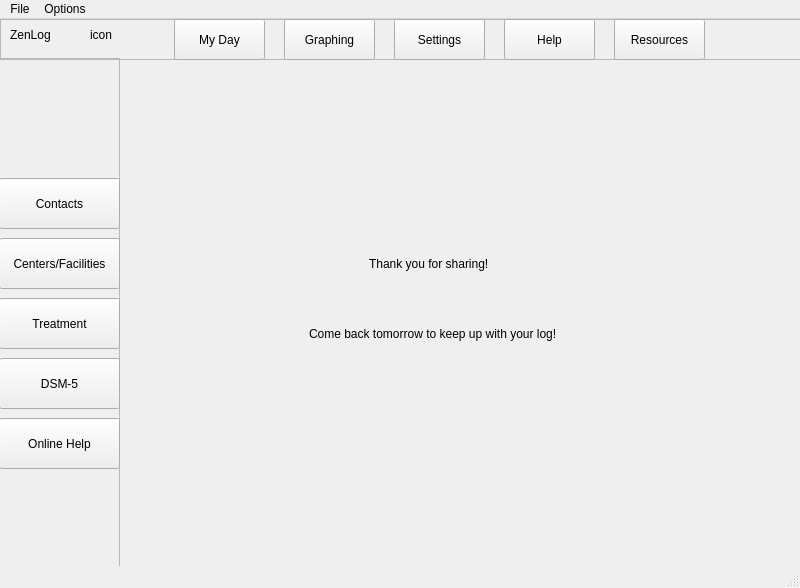
This is components/mainwindow.ui in m-riley04/HackKU2023 as Qt 5 draws it before an edit. The edited form follows.
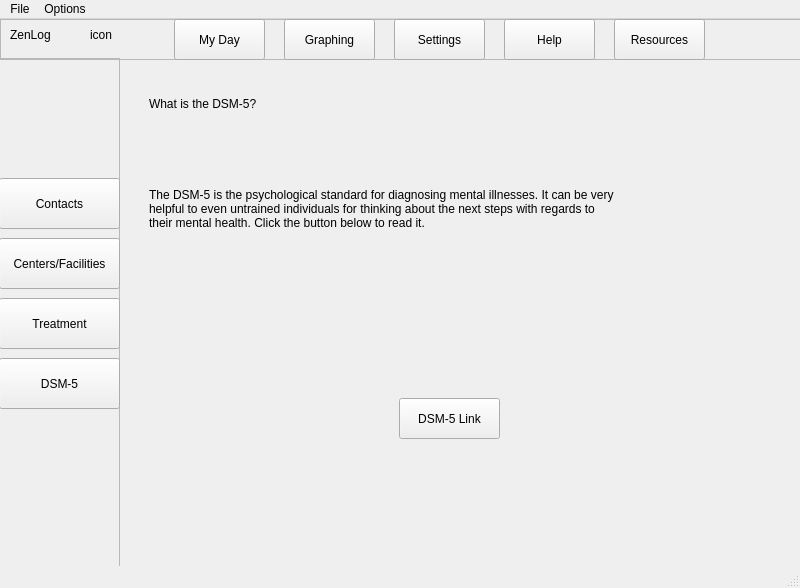
This is the edited form. The open tabs and pages were chosen to show the change.

Patch:
```diff
--- a/components/mainwindow.ui
+++ b/components/mainwindow.ui
@@ -804,25 +804,6 @@
         <string>DSM-5</string>
        </property>
       </widget>
-      <widget class="QPushButton" name="btn_onlineHelp">
-       <property name="enabled">
-        <bool>true</bool>
-       </property>
-       <property name="geometry">
-        <rect>
-         <x>0</x>
-         <y>360</y>
-         <width>121</width>
-         <height>51</height>
-        </rect>
-       </property>
-       <property name="styleSheet">
-        <string notr="true"/>
-       </property>
-       <property name="text">
-        <string>Online Help</string>
-       </property>
-      </widget>
       <widget class="QPushButton" name="btn_contacts">
        <property name="enabled">
         <bool>true</bool>
@@ -896,34 +877,6 @@
         </property>
        </widget>
       </widget>
-      <widget class="QWidget" name="subpage_online">
-       <widget class="QLabel" name="label_7">
-        <property name="geometry">
-         <rect>
-          <x>250</x>
-          <y>180</y>
-          <width>131</width>
-          <height>51</height>
-         </rect>
-        </property>
-        <property name="text">
-         <string>Thank you for sharing!</string>
-        </property>
-       </widget>
-       <widget class="QLabel" name="label_10">
-        <property name="geometry">
-         <rect>
-          <x>190</x>
-          <y>240</y>
-          <width>301</width>
-          <height>71</height>
-         </rect>
-        </property>
-        <property name="text">
-         <string>Come back tomorrow to keep up with your log!</string>
-        </property>
-       </widget>
-      </widget>
       <widget class="QWidget" name="subpage_facilities">
        <widget class="QGroupBox" name="groupBox_3">
         <property name="geometry">
```
Left out of the diff: 58 changed lines with no effect on the pictures.
